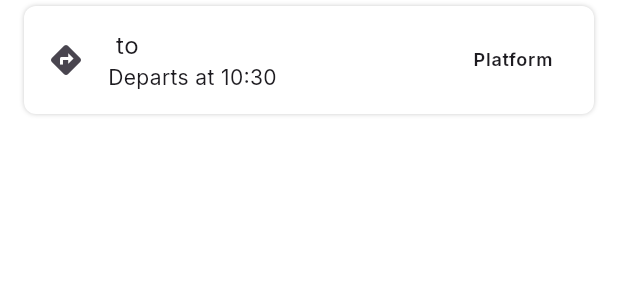
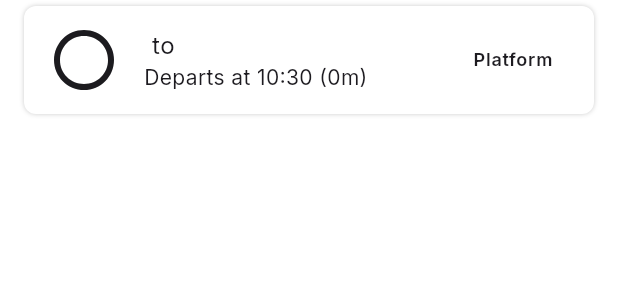
Before and after one commit to ra-develop/bvg_departures_app, a Flutter app: the DepartureListItem widget shown alone on an empty page, opened directly with empty values, on a phone screen of 412 x 824 dp. Shown: the top 300 px of the screen. Run offline on Flutter 3.47's test engine with Material 3 defaults, Android fonts, the phone set to English and light mode, and no system bars; our stand-ins replace dio, equatable, flutter_riverpod, flutter_svg, flutter_typeahead, go_router; generated files the repository leaves out were written again; network calls fail.

Commit message:
Added custom icons

```diff
--- a/lib/features/departures/presentation/widgets/departure_list_item.dart
+++ b/lib/features/departures/presentation/widgets/departure_list_item.dart
@@ -1,5 +1,6 @@
 import 'package:bvg_departures_app/core/constants/app_colors.dart';
 import 'package:flutter/material.dart';
+import 'package:flutter_svg/flutter_svg.dart';
 import '../../data/models/departure.dart';
 
 class DepartureListItem extends StatelessWidget {
@@ -22,13 +23,13 @@ class DepartureListItem extends StatelessWidget {
         ],
       ),
       child: ListTile(
-        leading: _getTransportIcon(departure.line?.mode),
+        leading: _getTransportIcon(departure.line?.product),
         title: Text(
           '${departure.line?.name} to ${departure.direction}',
           style: Theme.of(context).textTheme.bodyLarge,
         ),
         subtitle: Text(
-          'Departs at ${departure.formattedWhen}${departure.delay != 0 ? ' (+${departure.delay}m)' : ''}',
+          'Departs at ${departure.formattedWhen}${departure.delay != 0 || departure.delay != null ? ' (${departure.delay}m)' : ''}',
           style: Theme.of(context).textTheme.bodyMedium,
         ),
         trailing: departure.platform != null
@@ -41,18 +42,48 @@ class DepartureListItem extends StatelessWidget {
     );
   }
 
+  /// Returns an icon based on the transport type.
+  /// Supported types:
+  /// - suburban: S-Bahn
+  /// - subway: U-Bahn
+  /// - tram: Tram
+  /// - bus: Bus
+  /// - ferry: Fähre
+  /// - express: IC/ICE
+  /// - regional: RB/RE
+  /// If the type is not recognized, a placeholder icon is returned.
   Widget _getTransportIcon(String? type) {
+    String iconPath;
     switch (type?.toLowerCase()) {
+      case 'suburban':
+        iconPath = 'assets/svg/suburban.svg';
+        break;
+      case 'subway':
+        iconPath = 'assets/svg/subway.svg';
+        break;
+      case 'tram':
+        iconPath = 'assets/svg/tram.svg';
+        break;
       case 'bus':
-        return const Icon(Icons.directions_bus);
-      case 'tram':
-        return const Icon(Icons.tram);
-      case 'ubahn':
-        return const Icon(Icons.subway);
-      case 'sbahn':
-        return const Icon(Icons.train);
+        iconPath = 'assets/svg/bus.svg';
+        break;
+      case 'ferry':
+        iconPath = 'assets/svg/ferry.svg';
+        break;
+      case 'express':
+        iconPath = 'assets/svg/express.svg';
+        break;
+      case 'regional':
+        iconPath = 'assets/svg/regional.svg';
+        break;
       default:
-        return const Icon(Icons.directions);
+        iconPath = 'assets/svg/placeholder.svg';
     }
+    return SvgPicture.asset(
+      iconPath,
+      width: 48.0,
+      height: 48.0,
+      // colorFilter: const ColorFilter.mode(AppColors.primary, BlendMode.srcIn),
+    );
   }
 }
```
Also changed, not shown: pubspec.yaml (+8 -2 lines), assets/fonts/Inter-Italic-VariableFont_opsz_wght.ttf (renamed from fonts/Inter-Italic-VariableFont_opsz_wght.ttf), assets/fonts/Inter-VariableFont_opsz_wght.ttf (renamed from fonts/Inter-VariableFont_opsz_wght.ttf), assets/svg/arrow_left_alt.svg (added), assets/svg/bus.svg (added), assets/svg/cancel.svg (added), assets/svg/chevron_right.svg (added), assets/svg/close.svg (added), assets/svg/explore_nearby.svg (added), assets/svg/express.svg (added), assets/svg/ferry.svg (added), assets/svg/placeholder.svg (added), assets/svg/regional.svg (added), assets/svg/search.svg (added), 3 more files.
